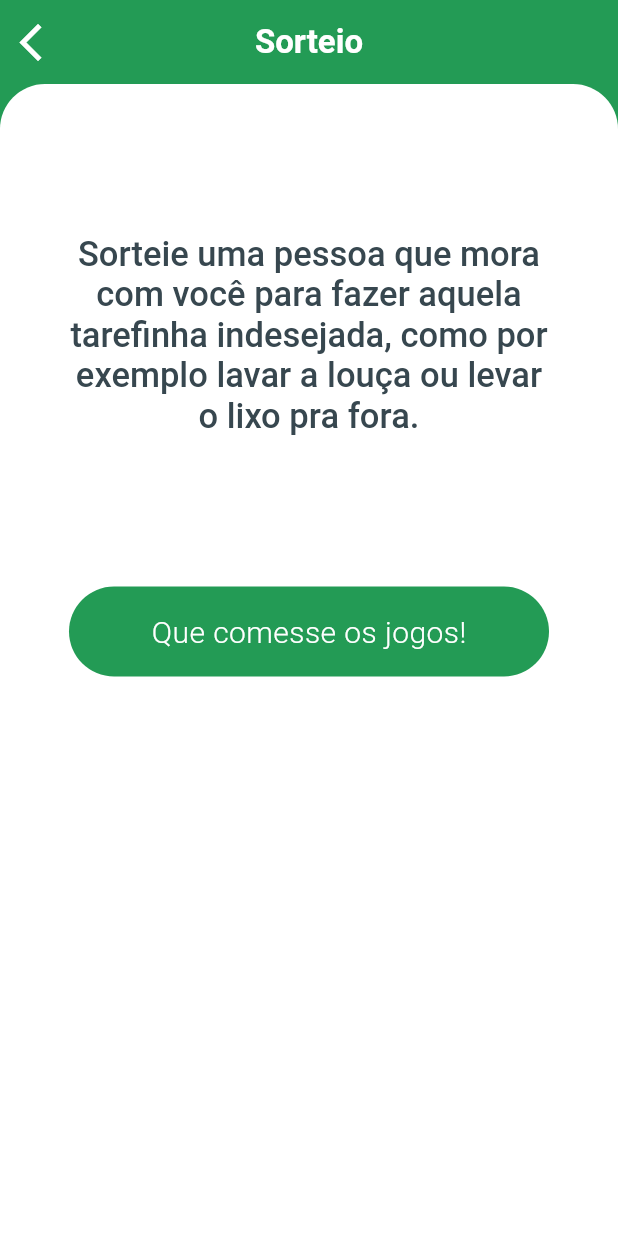
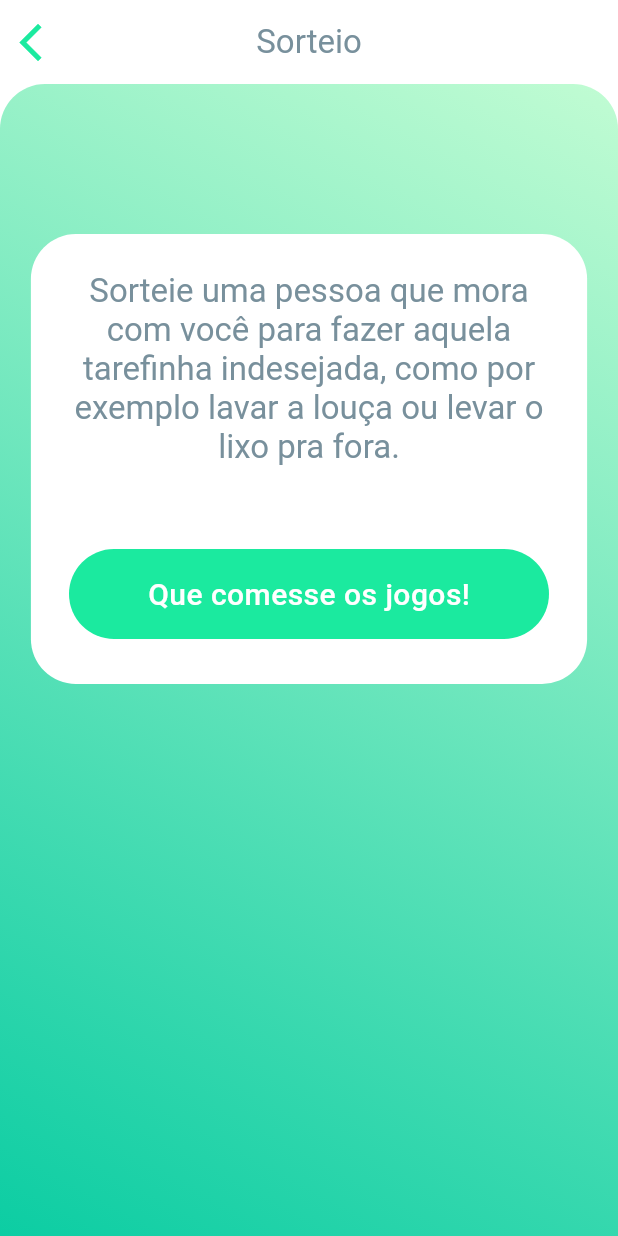
Before and after one commit to exceptionai/mobo, a Flutter app: the RandomScreen screen opened by its route, on a phone screen of 412 x 824 dp. Run offline on Flutter 3.47's test engine with Material 2 defaults, Android fonts, the phone set to English and light mode, and no system bars; our stand-ins replace image_picker, sqflite; missing offline and left inert: flutter_dialogflow; accounts and stored records are empty.

Commit message:
ta bonitinho

```diff
--- a/lib/components/input_button_in_fiap_ex.dart
+++ b/lib/components/input_button_in_fiap_ex.dart
@@ -20,7 +20,7 @@ class InputButtonFiapEx extends StatelessWidget {
         style: TextStyle(
           color: Colors.white,
           fontSize: 20.0,
-          fontWeight: FontWeight.w300,
+          fontWeight: FontWeight.w500,
           letterSpacing: 0.3,
         ),
       ),
--- a/lib/components/insert_roommate.dart
+++ b/lib/components/insert_roommate.dart
@@ -57,8 +57,7 @@ class _InsertRoommateState extends State<InsertRoommate> {
               ),
             ),
             IconButton(
-              icon: Icon(Icons.add),
-              color: Theme.of(context).primaryColor,
+              icon: Icon(Icons.add,color: Theme.of(context).primaryColor,),
               iconSize:45.0,
               onPressed: _isComposing ? () async{
                 await widget._saveRoommate(_controller.text);
--- a/lib/components/text_composer.dart
+++ b/lib/components/text_composer.dart
@@ -28,7 +28,7 @@ class _TextComposerState extends State<TextComposer> {
     return Container(
       padding: EdgeInsets.symmetric(horizontal: 8.0),
       height: 60.0,
-      color: Colors.blueGrey[50],
+      color: Colors.white,
       child: Row(
         children: <Widget>[
           SizedBox(width: 15  ),
@@ -50,7 +50,7 @@ class _TextComposerState extends State<TextComposer> {
             ),
           ),
           IconButton(
-            icon:Icon(Icons.send),
+            icon:Icon(Icons.send,color: Theme.of(context).primaryColor,),
             iconSize: 25.0,
             onPressed: _isComposing ? (){
               widget.sendMessage(_controller.text);
--- a/lib/main.dart
+++ b/lib/main.dart
@@ -17,7 +17,7 @@ class MyApp extends StatelessWidget {
       title: 'MOBO',
       debugShowCheckedModeBanner: false,
       theme: ThemeData(
-        primaryColor: const Color(0xff239b55),
+        primaryColor: const Color(0xff1bea9f),
         accentColor: const Color(0xff151819),
       ),
       onGenerateRoute: (RouteSettings settings){
--- a/lib/screens/random_screen.dart
+++ b/lib/screens/random_screen.dart
@@ -15,16 +15,14 @@ class _RandomScreenState extends State<RandomScreen> {
   @override
   bool isLoading = true;
   final random = Random();
-  //List<RoommateModel> list = List();
   RoommateModel chosenOne = RoommateModel();
 
   void _generateChosenOne() async{
-
     setState(() {
       isLoading = true;
     });
 
-    var aux = await RoommateRepository().getAllRoommatees();
+    var aux = await RoommateRepository().getAllRoommatees();                        ;
     var i = random.nextInt(aux.length);
     chosenOne = aux[i];
     setState(() {
@@ -34,11 +32,12 @@ class _RandomScreenState extends State<RandomScreen> {
 
   Widget build(BuildContext context) {
     return Scaffold(
-      backgroundColor: Theme.of(context).primaryColor,
+      backgroundColor: Colors.white,
       appBar: AppBar(
+        backgroundColor: Colors.white,
         leading: IconButton(
           icon:Icon(Icons.arrow_back_ios),
-          color: Colors.white,
+          color: Theme.of(context).primaryColor,
           iconSize: 30.0,
           onPressed:(){
             Navigator.of(context).pushNamed('/');
@@ -49,7 +48,8 @@ class _RandomScreenState extends State<RandomScreen> {
           'Sorteio',
           style: TextStyle(
             fontSize: 22.0,
-            fontWeight: FontWeight.bold,
+            fontWeight: FontWeight.w400,
+            color: Colors.blueGrey[400],
           ),
         ),
 
@@ -58,7 +58,11 @@ class _RandomScreenState extends State<RandomScreen> {
       body:Container(
             width: MediaQuery.of(context).size.width,
             decoration: BoxDecoration(
-              color: Colors.white,
+              gradient: LinearGradient(
+                begin: Alignment.topRight,
+                end: Alignment.bottomLeft,
+                colors: [Color(0xffc1fcd3),Color(0xff0ccda3) ]
+              ),
               borderRadius: BorderRadius.only(
                 topLeft: Radius.circular(30.0),
                 topRight: Radius.circular(30.0),
@@ -67,30 +71,50 @@ class _RandomScreenState extends State<RandomScreen> {
             child: Column(
               children: <Widget>[
                 Container(
+                  width: MediaQuery.of(context).size.width * 0.9,
                   margin: EdgeInsets.only(top:100),
                   decoration: BoxDecoration(
                     borderRadius: BorderRadius.all(Radius.circular(15.0),),
                   ),
-                  width: MediaQuery.of(context).size.width * 0.8,
-                  child: Center(
+                  child: Container(
+                    decoration: BoxDecoration(
+                      color: Colors.white,
+                      borderRadius: BorderRadius.only(
+                        topLeft: Radius.circular(30.0),
+                        topRight: Radius.circular(30.0),
+                        bottomRight: Radius.circular(30.0),
+                        bottomLeft: Radius.circular(30.0),
+                      ),
+                    ),
+                    child: Column(
+                      children: <Widget>[
+                        Center(
+                          child: Container(
+                            margin: EdgeInsets.all(25),
                             child: Text("""Sorteie uma pessoa que mora com você para fazer aquela tarefinha indesejada, como por exemplo lavar a louça ou levar o lixo pra fora.""",
                               style:TextStyle(
-                        color: Colors.blueGrey[800],
-                        fontSize: 23.0,
-                        fontWeight: FontWeight.w500,
+                                color: Colors.blueGrey[400],
+                                fontSize: 22.0,
+                                fontWeight: FontWeight.w400,
                               ),
                               textAlign: TextAlign.center,
                             ),
                           ),
                         ),
-                SizedBox(
-                  height: 100,
-                ),
+                        SizedBox(height: 30,),
                          InkWell(
                           onTap : (){
                             _generateChosenOne();
                           },
                           child: InputButtonFiapEx("Que comesse os jogos!"),
+                        ),
+                        SizedBox(height: 30,),
+                      ],
+                    ),
+                  ),
+                ),
+                SizedBox(
+                  height: 30,
                 ),
                 SizedBox(
                   height: MediaQuery.of(context).size.height * 0.1,
@@ -98,7 +122,11 @@ class _RandomScreenState extends State<RandomScreen> {
                  (chosenOne.name == null) ? Container() :
                  (isLoading) ? CircularProgressIndicatorEx() :
                   Container(
-                  //width: MediaQuery.of(context).size.width * 0.8,
+                    decoration: BoxDecoration(
+                      borderRadius: BorderRadius.all(Radius.circular(60.0),),
+                      color: Colors.white,
+                    ),
+                    width: MediaQuery.of(context).size.width * 0.9,
                     margin: EdgeInsets.only(
                       top: 8.0,
                       bottom: 8.0,
@@ -106,19 +134,11 @@ class _RandomScreenState extends State<RandomScreen> {
                       right: 8.0
                     ),
                   padding: EdgeInsets.symmetric(horizontal: 25.0, vertical: 15.0),
-                  decoration: BoxDecoration(
-                    color:Colors.grey[50],
-                    ),
                   child:Container(
-                    //margin: EdgeInsets.only(left:20),
-                    width: MediaQuery.of(context).size.width,
-                    decoration: BoxDecoration(
-                      borderRadius: BorderRadius.all(Radius.circular(15.0),),
-                    ),
                     child: Center(
-                      child: Text(chosenOne.name,
+                      child:Text(chosenOne.name,
                         style:TextStyle(
-                          color: Colors.blueGrey[800],
+                          color: Theme.of(context).primaryColor,
                           fontSize: 23.0,
                           fontWeight: FontWeight.w500,
                         ),
--- a/pubspec.yaml
+++ b/pubspec.yaml
@@ -35,6 +35,7 @@ dependencies:
   intl: ^0.16.1
   flutter_dialogflow: ^0.1.3
   auto_size_text: ^2.1.0
+  gradient_app_bar: ^0.0.1
 
 dev_dependencies:
   flutter_test:
```
Also changed, not shown: lib/components/drawer_fiap_ex.dart (+15 -12 lines), lib/components/recents_chats.dart (+11 -4 lines), lib/screens/chat_screen.dart (+13 -5 lines), lib/screens/home_screen.dart (+6 -4 lines), lib/screens/roommate_screen.dart (+28 -17 lines), pubspec.lock. Lines whose indentation alone changed are shown as unchanged.
